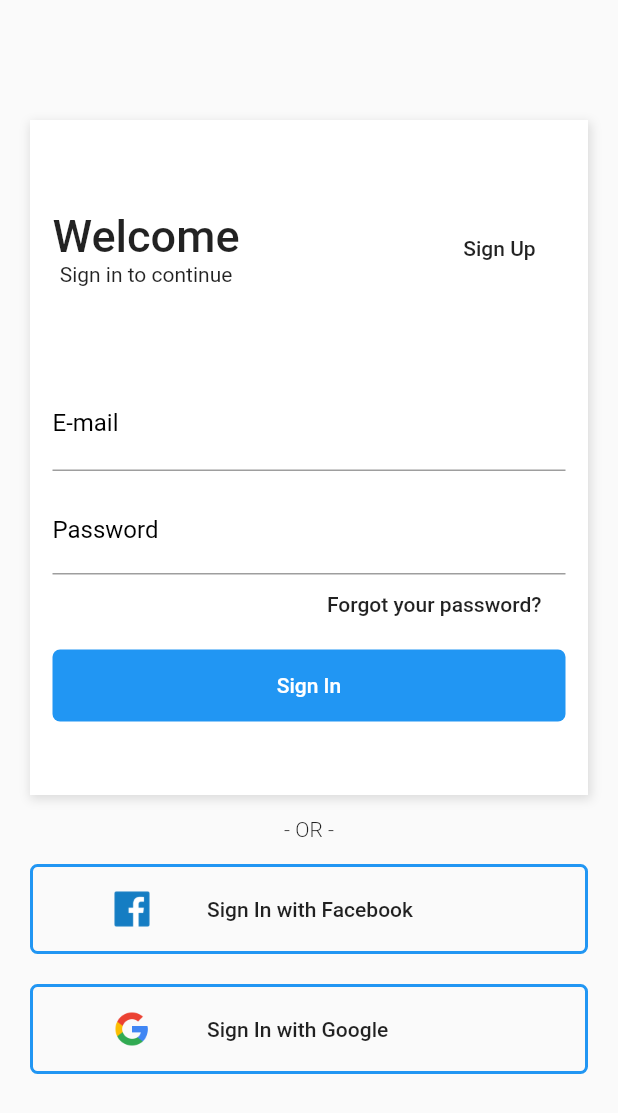
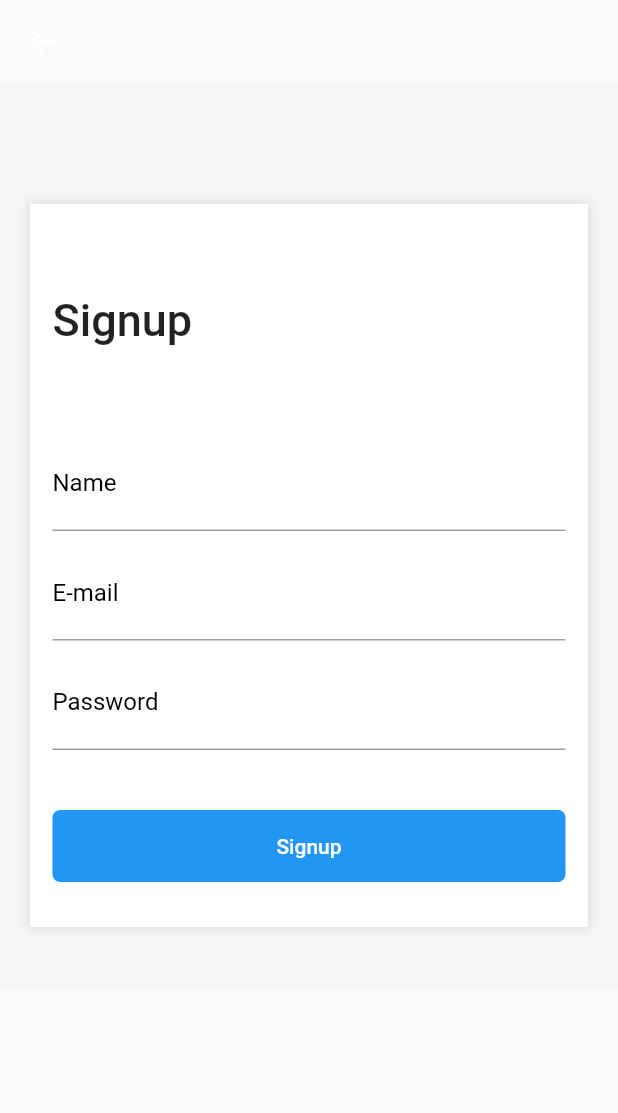
Before and after one commit to wandealves/Flutter_eshop_layout, a Flutter app: the screen it shows after launch, after a tap on "Sign Up", on a phone screen of 412 x 824 dp. Shown: the top 1113 px of the screen. Run offline on Flutter 3.47's test engine with Material 2 defaults, Android fonts, the phone set to English and light mode, and no system bars.

Commit message:
create signup

```diff
--- a/eshop/lib/pages/login.page.dart
+++ b/eshop/lib/pages/login.page.dart
@@ -1,3 +1,4 @@
+import 'package:eshop/pages/signup.page.dart';
 import 'package:flutter/material.dart';
 
 class LoginPage extends StatelessWidget {
@@ -52,7 +53,14 @@
                           ),
                           FlatButton(
                             child: Text("Sign Up"),
-                            onPressed: () {},
+                            onPressed: () {
+                              Navigator.push(
+                                context,
+                                MaterialPageRoute(
+                                  builder: (context) => SignUpPage(),
+                                ),
+                              );
+                            },
                           ),
                         ],
                       ),
--- /dev/null
+++ b/eshop/lib/pages/signup.page.dart
@@ -0,0 +1,135 @@
+import 'package:flutter/material.dart';
+
+class SignUpPage extends StatelessWidget {
+  @override
+  Widget build(BuildContext context) {
+    return Scaffold(
+      appBar: AppBar(
+        backgroundColor: Colors.white.withOpacity(0),
+        elevation: 0,
+      ),
+      body: SingleChildScrollView(
+        child: Container(
+          color: Color(0xFFF5F5F5),
+          padding: EdgeInsets.only(
+            top: 80,
+            left: 20,
+            right: 20,
+            bottom: 40,
+          ),
+          child: Column(
+            children: <Widget>[
+              Container(
+                decoration: BoxDecoration(
+                  color: Colors.white,
+                  boxShadow: [
+                    new BoxShadow(
+                      color: Colors.black12,
+                      blurRadius: 5,
+                      spreadRadius: 1,
+                    ),
+                  ],
+                ),
+                child: Padding(
+                  padding: EdgeInsets.only(
+                    left: 15,
+                    right: 15,
+                    top: 60,
+                  ),
+                  child: Column(
+                    crossAxisAlignment: CrossAxisAlignment.stretch,
+                    children: <Widget>[
+                      Text(
+                        "Signup",
+                        style: TextStyle(
+                          fontSize: 30,
+                          fontWeight: FontWeight.w500,
+                        ),
+                      ),
+                      SizedBox(
+                        height: 60,
+                      ),
+                      TextFormField(
+                        keyboardType: TextInputType.text,
+                        decoration: InputDecoration(
+                          labelText: "Name",
+                          labelStyle: TextStyle(
+                            color: Colors.black,
+                            fontWeight: FontWeight.w400,
+                            fontSize: 16,
+                          ),
+                        ),
+                        style: TextStyle(
+                          fontSize: 20,
+                        ),
+                      ),
+                      SizedBox(
+                        height: 10,
+                      ),
+                      TextFormField(
+                        keyboardType: TextInputType.emailAddress,
+                        decoration: InputDecoration(
+                          labelText: "E-mail",
+                          labelStyle: TextStyle(
+                            color: Colors.black,
+                            fontWeight: FontWeight.w400,
+                            fontSize: 16,
+                          ),
+                        ),
+                        style: TextStyle(
+                          fontSize: 20,
+                        ),
+                      ),
+                      SizedBox(
+                        height: 10,
+                      ),
+                      TextFormField(
+                        keyboardType: TextInputType.text,
+                        obscureText: true,
+                        decoration: InputDecoration(
+                          labelText: "Password",
+                          labelStyle: TextStyle(
+                            color: Colors.black,
+                            fontWeight: FontWeight.w400,
+                            fontSize: 16,
+                          ),
+                        ),
+                        style: TextStyle(
+                          fontSize: 20,
+                        ),
+                      ),
+                      SizedBox(
+                        height: 40,
+                      ),
+                      Container(
+                        width: double.infinity,
+                        decoration: BoxDecoration(
+                          color: Colors.blue,
+                          borderRadius: BorderRadius.all(
+                            Radius.circular(5),
+                          ),
+                        ),
+                        child: FlatButton(
+                          child: Text(
+                            "Signup",
+                            style: TextStyle(
+                              color: Colors.white,
+                            ),
+                          ),
+                          onPressed: () {},
+                        ),
+                      ),
+                      SizedBox(
+                        height: 30,
+                      ),
+                    ],
+                  ),
+                ),
+              ),
+            ],
+          ),
+        ),
+      ),
+    );
+  }
+}
```
